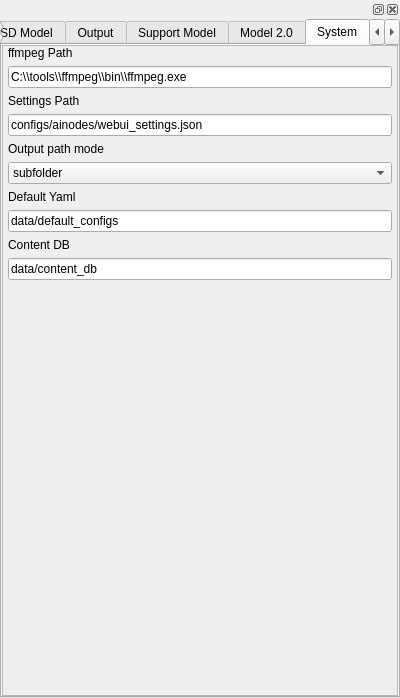
The window that frontend/ui/system_config.ui (XmYx/ainodes-pyside) describes before a commit, drawn with Qt 5.
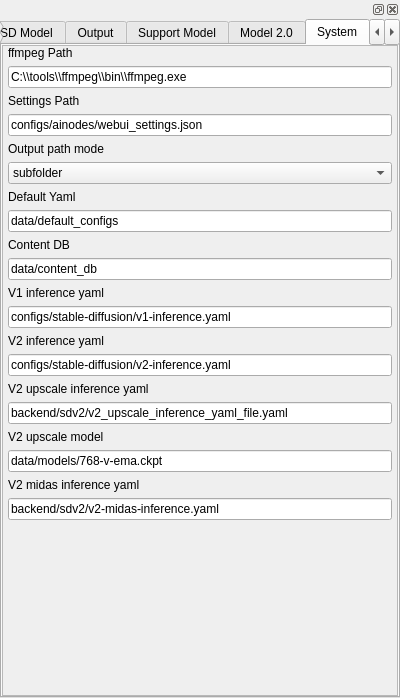
The same window after the commit. The open tabs and pages were chosen to show the change.

Commit message: WIP for system settings UI

```diff
--- a/frontend/ui/system_config.ui
+++ b/frontend/ui/system_config.ui
@@ -702,6 +702,76 @@
                  </property>
                 </widget>
                </item>
+               <item>
+                <widget class="QLabel" name="label_37">
+                 <property name="text">
+                  <string>V1 inference yaml</string>
+                 </property>
+                </widget>
+               </item>
+               <item>
+                <widget class="QLineEdit" name="v1_inference_yaml_file">
+                 <property name="text">
+                  <string>configs/stable-diffusion/v1-inference.yaml</string>
+                 </property>
+                </widget>
+               </item>
+               <item>
+                <widget class="QLabel" name="label_38">
+                 <property name="text">
+                  <string>V2 inference yaml</string>
+                 </property>
+                </widget>
+               </item>
+               <item>
+                <widget class="QLineEdit" name="v2_inference_yaml_file">
+                 <property name="text">
+                  <string>configs/stable-diffusion/v2-inference.yaml</string>
+                 </property>
+                </widget>
+               </item>
+               <item>
+                <widget class="QLabel" name="label_39">
+                 <property name="text">
+                  <string>V2 upscale inference yaml</string>
+                 </property>
+                </widget>
+               </item>
+               <item>
+                <widget class="QLineEdit" name="v2_upscale_inference_yaml_file">
+                 <property name="text">
+                  <string>backend/sdv2/v2_upscale_inference_yaml_file.yaml</string>
+                 </property>
+                </widget>
+               </item>
+               <item>
+                <widget class="QLabel" name="label_40">
+                 <property name="text">
+                  <string>V2 upscale model</string>
+                 </property>
+                </widget>
+               </item>
+               <item>
+                <widget class="QLineEdit" name="v2_upscale_model_file">
+                 <property name="text">
+                  <string>data/models/768-v-ema.ckpt</string>
+                 </property>
+                </widget>
+               </item>
+               <item>
+                <widget class="QLabel" name="label_41">
+                 <property name="text">
+                  <string>V2 midas inference yaml</string>
+                 </property>
+                </widget>
+               </item>
+               <item>
+                <widget class="QLineEdit" name="v2_midas_inference_yaml_file">
+                 <property name="text">
+                  <string>backend/sdv2/v2-midas-inference.yaml</string>
+                 </property>
+                </widget>
+               </item>
                <item>
                 <spacer name="verticalSpacer_3">
                  <property name="orientation">
```
Left out of the diff: 8 changed lines with no effect on the pictures. The commit also changes 7 other files.
